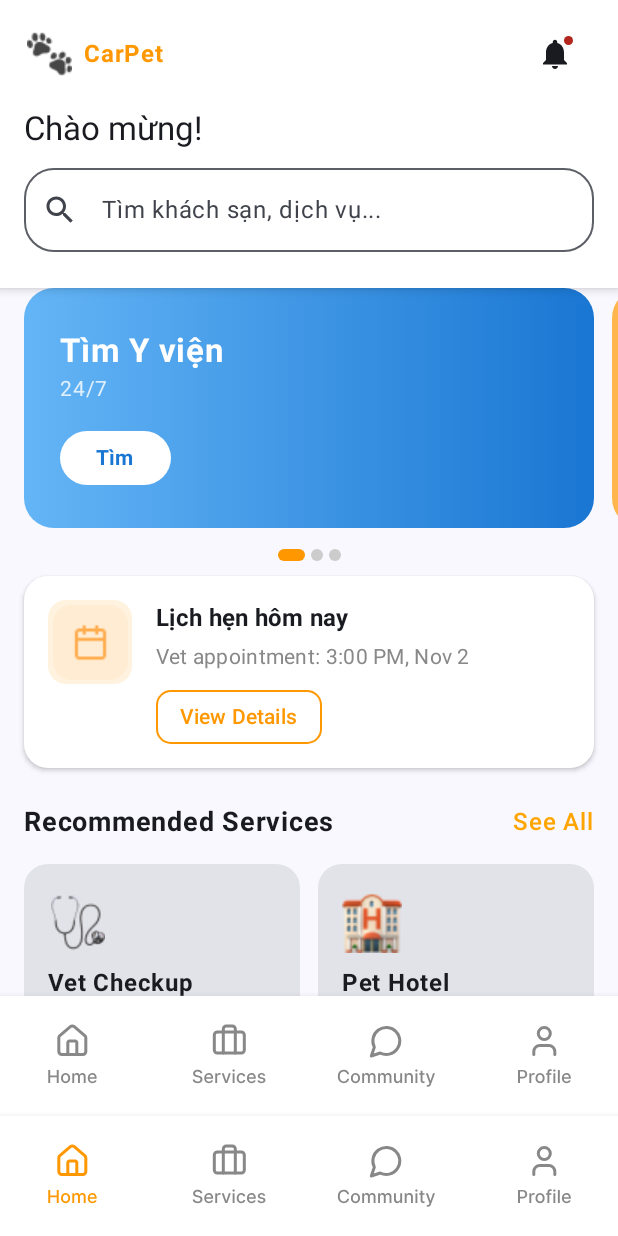
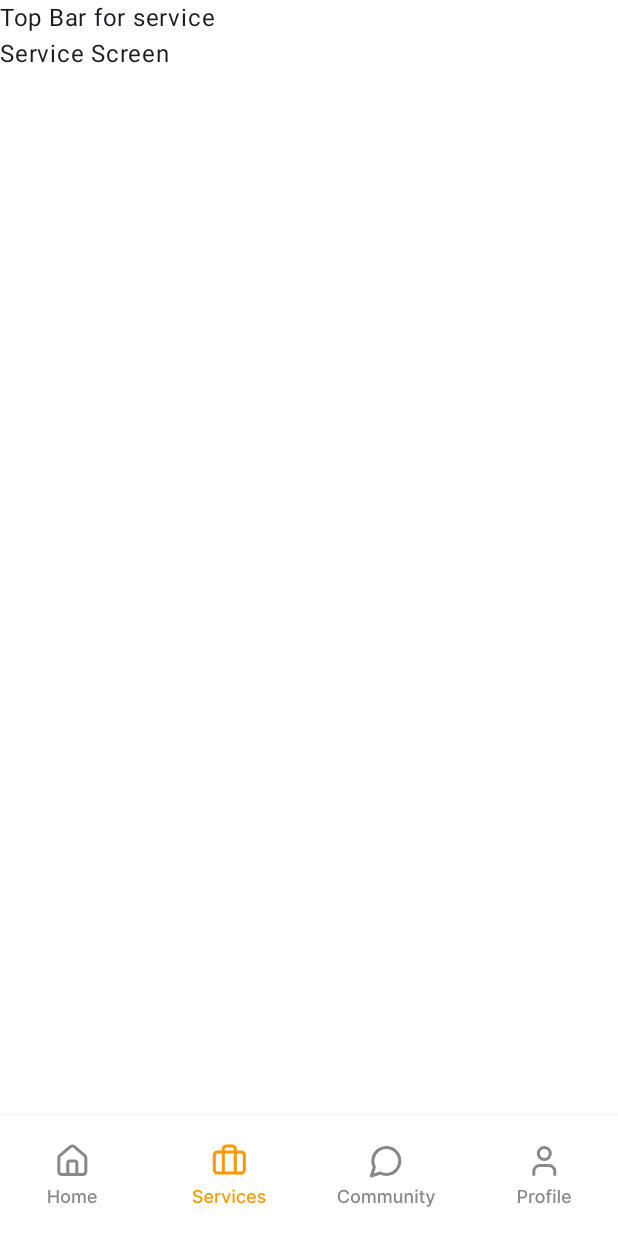
Before and after one commit to QuangD300504/CarPet, an Android app built with Jetpack Compose: the MainScreen screen opened through its navigation route, item 2 of the bottom bar chosen, on a phone screen of 412 x 824 dp. Run offline under Robolectric (Android 15) with nearby library versions, the light colour scheme and no system bars.

Commit message:
feature: complete homescreen ui and fix nav for home to not conflict with backtrace

```diff
--- a/app/src/main/kotlin/com/example/carpet/presentation/components/AppointmentCard.kt
+++ b/app/src/main/kotlin/com/example/carpet/presentation/components/AppointmentCard.kt
@@ -63,6 +63,7 @@ fun AppointmentCard() {
             Column {
                 Text(
                     text = "Lịch hẹn hôm nay",
+                    color = Color.Black.copy(alpha = 1f),
                     style = MaterialTheme.typography.titleMedium,
                     fontWeight = FontWeight.Bold
                 )
--- a/app/src/main/kotlin/com/example/carpet/presentation/components/CarPetBottomBar.kt
+++ b/app/src/main/kotlin/com/example/carpet/presentation/components/CarPetBottomBar.kt
@@ -26,7 +26,6 @@ fun CarPetBottomBar(navController: NavController) {
         NavigationBar(
             containerColor = Color.White,
             tonalElevation = 0.dp,
-            // This removes the extra system padding at the very bottom
             windowInsets = WindowInsets(0, 0, 0, 0)
         ) {
             val navBackStackEntry by navController.currentBackStackEntryAsState()
@@ -37,12 +36,22 @@ fun CarPetBottomBar(navController: NavController) {
                 NavigationBarItem(
                     selected = isSelected,
                     onClick = {
-                        navController.navigate(item.route) {
-                            navController.graph.startDestinationRoute?.let { startRoute ->
-                                popUpTo(startRoute) { saveState = true }
+                        if (currentRoute != item.route) {
+                            navController.navigate(item.route) {
+                                // Pop up to the start destination of the graph to
+                                // avoid building up a large stack of destinations
+                                // on the back stack as users select items
+                                navController.graph.startDestinationRoute?.let { startRoute ->
+                                    popUpTo(startRoute) {
+                                        saveState = true
+                                    }
+                                }
+                                // Avoid multiple copies of the same destination when
+                                // reselecting the same item
+                                launchSingleTop = true
+                                // Restore state when reselecting a previously selected item
+                                restoreState = true
                             }
-                            launchSingleTop = true
-                            restoreState = true
                         }
                     },
                     icon = {
--- a/app/src/main/kotlin/com/example/carpet/presentation/components/FeaturedBanner.kt
+++ b/app/src/main/kotlin/com/example/carpet/presentation/components/FeaturedBanner.kt
@@ -12,6 +12,7 @@ import androidx.compose.foundation.layout.fillMaxWidth
 import androidx.compose.foundation.layout.height
 import androidx.compose.foundation.layout.padding
 import androidx.compose.foundation.layout.size
+import androidx.compose.foundation.layout.width
 import androidx.compose.foundation.pager.HorizontalPager
 import androidx.compose.foundation.pager.rememberPagerState
 import androidx.compose.foundation.shape.CircleShape
@@ -91,7 +92,7 @@ fun FeaturedBanner() {
                     )
                     Text(
                         text = event.subtitle,
-                        color = Color.White.copy(alpha = 0.8f),
+                        color = Color.White.copy(alpha = 0.9f), // Increased opacity
                         fontSize = 14.sp
                     )
                     Spacer(modifier = Modifier.height(16.dp))
@@ -99,13 +100,14 @@ fun FeaturedBanner() {
                         onClick = { },
                         colors = ButtonDefaults.buttonColors(containerColor = Color.White),
                         shape = RoundedCornerShape(20.dp),
-                        contentPadding = PaddingValues(horizontal = 24.dp, vertical = 8.dp),
-                        modifier = Modifier.height(36.dp)
+                        contentPadding = PaddingValues(horizontal = 20.dp), // Adjust padding
+                        modifier = Modifier.width(110.dp).height(40.dp) // Fixed width for full text
                     ) {
                         Text(
                             text = event.buttonText,
                             color = event.gradientColors.last(),
-                            fontWeight = FontWeight.Bold
+                            fontWeight = FontWeight.Bold,
+                            maxLines = 1
                         )
                     }
                 }
--- a/app/src/main/kotlin/com/example/carpet/presentation/components/RecommendedServices.kt
+++ b/app/src/main/kotlin/com/example/carpet/presentation/components/RecommendedServices.kt
@@ -1,5 +1,6 @@
 package com.example.carpet.presentation.components
 
+import androidx.compose.foundation.clickable
 import androidx.compose.foundation.layout.Arrangement
 import androidx.compose.foundation.layout.Column
 import androidx.compose.foundation.layout.Row
@@ -18,7 +19,9 @@ import androidx.compose.ui.unit.sp
 import com.example.carpet.R
 
 @Composable
-fun RecommendedServices() {
+fun RecommendedServices(
+    onSeeAllClick: () -> Unit = {}
+) {
     Column(modifier = Modifier.padding(16.dp)) {
         Row(
             modifier = Modifier.fillMaxWidth(),
@@ -27,12 +30,14 @@ fun RecommendedServices() {
             Text(
                 text = "Recommended Services",
                 fontSize = 18.sp,
-                fontWeight = FontWeight.Bold
+                fontWeight = FontWeight.Bold,
+                color = Color.Black
             )
             Text(
                 text = "See All",
-                color = Color(0xFFFFA500),
-                fontWeight = FontWeight.Medium
+                fontWeight = FontWeight.Medium,
+                color = Color(0xFFFF9800),
+                modifier = Modifier.clickable { onSeeAllClick() }
             )
         }
 
--- a/app/src/main/kotlin/com/example/carpet/presentation/components/ServiceCard.kt
+++ b/app/src/main/kotlin/com/example/carpet/presentation/components/ServiceCard.kt
@@ -1,6 +1,6 @@
 package com.example.carpet.presentation.components
 
-import android.R
+import androidx.compose.foundation.BorderStroke
 import androidx.compose.foundation.Image
 import androidx.compose.foundation.layout.Arrangement
 import androidx.compose.foundation.layout.Column
@@ -11,14 +11,17 @@ import androidx.compose.foundation.layout.padding
 import androidx.compose.foundation.layout.size
 import androidx.compose.foundation.shape.RoundedCornerShape
 import androidx.compose.material3.Card
+import androidx.compose.material3.CardDefaults
 import androidx.compose.material3.Text
 import androidx.compose.runtime.Composable
 import androidx.compose.ui.Alignment
 import androidx.compose.ui.Modifier
+import androidx.compose.ui.graphics.Color
 import androidx.compose.ui.res.painterResource
 import androidx.compose.ui.text.font.FontWeight
 import androidx.compose.ui.tooling.preview.Preview
 import androidx.compose.ui.unit.dp
+import androidx.compose.ui.unit.sp
 
 @Composable
 fun ServiceCard(
@@ -28,7 +31,12 @@ fun ServiceCard(
 ) {
     Card(
         modifier = modifier.height(110.dp),
-        shape = RoundedCornerShape(16.dp)
+        shape = RoundedCornerShape(16.dp),
+        colors = CardDefaults.cardColors(
+            containerColor = Color.White
+        ),
+        border = BorderStroke(1.dp, Color(0xFFF0F0F0)),
+        elevation = CardDefaults.cardElevation(defaultElevation = 2.dp)
     ) {
         Column(
             modifier = Modifier
@@ -40,14 +48,16 @@ fun ServiceCard(
             Image(
                 painter = painterResource(iconRes),
                 contentDescription = title,
-                modifier = Modifier.size(40.dp)
+                modifier = Modifier.size(42.dp)
             )
 
             Spacer(modifier = Modifier.height(8.dp))
 
             Text(
                 text = title,
-                fontWeight = FontWeight.Bold
+                fontWeight = FontWeight.Bold,
+                fontSize = 15.sp,
+                color = Color.Black
             )
         }
     }
@@ -58,6 +68,6 @@ fun ServiceCard(
 fun ServiceCardPreview() {
     ServiceCard(
         title = "Vet Checkup",
-        iconRes = R.drawable.ic_dialog_info,
+        iconRes = android.R.drawable.ic_dialog_info,
     )
 }
--- a/app/src/main/kotlin/com/example/carpet/presentation/components/topbars/HomeTopBar.kt
+++ b/app/src/main/kotlin/com/example/carpet/presentation/components/topbars/HomeTopBar.kt
@@ -1,11 +1,13 @@
 package com.example.carpet.presentation.components.topbars
 
+import androidx.compose.foundation.Image
 import androidx.compose.foundation.layout.Arrangement
 import androidx.compose.foundation.layout.Row
 import androidx.compose.foundation.layout.Spacer
 import androidx.compose.foundation.layout.fillMaxWidth
 import androidx.compose.foundation.layout.height
 import androidx.compose.foundation.layout.padding
+import androidx.compose.foundation.layout.size
 import androidx.compose.foundation.layout.width
 import androidx.compose.material.icons.Icons
 import androidx.compose.material.icons.filled.Notifications
@@ -23,6 +25,7 @@ import androidx.compose.ui.res.painterResource
 import androidx.compose.ui.text.font.FontWeight
 import androidx.compose.ui.tooling.preview.Preview
 import androidx.compose.ui.unit.dp
+import androidx.compose.ui.unit.sp
 import com.example.carpet.R
 import com.example.carpet.presentation.components.SearchBar
 
@@ -41,14 +44,15 @@ fun HomeTopBar(
             verticalAlignment = Alignment.CenterVertically
         ) {
             Row(verticalAlignment = Alignment.CenterVertically) {
-                Icon(
+                Image(
                     painter = painterResource(R.drawable.pawns),
                     contentDescription = null,
-                    tint = Color.Unspecified
+                    modifier = Modifier.size(40.dp)
                 )
-                Spacer(modifier = Modifier.width(8.dp))
+                Spacer(modifier = Modifier.width(10.dp))
                 Text(
                     text = "CarPet",
+                    fontSize = 22.sp,
                     fontWeight = FontWeight.Bold,
                     color = Color(0xFFFF9800)
                 )
@@ -60,17 +64,21 @@ fun HomeTopBar(
                 ) {
                     Icon(
                         Icons.Default.Notifications,
-                        contentDescription = "Notifications"
+                        contentDescription = "Notifications",
+                        modifier = Modifier.size(28.dp),
+                        tint = Color.Unspecified
                     )
                 }
             }
         }
 
-        Spacer(modifier = Modifier.height(12.dp))
+        Spacer(modifier = Modifier.height(16.dp))
 
         Text(
             text = "Chào mừng!",
             style = MaterialTheme.typography.titleLarge,
+            fontWeight = FontWeight.Bold,
+            color = Color.Black, // Ensuring it's not transparent
             modifier = Modifier.padding(horizontal = 16.dp)
         )
 
--- a/app/src/main/kotlin/com/example/carpet/presentation/components/topbars/TopBarSurface.kt
+++ b/app/src/main/kotlin/com/example/carpet/presentation/components/topbars/TopBarSurface.kt
@@ -4,6 +4,7 @@ import androidx.compose.foundation.layout.Column
 import androidx.compose.foundation.layout.ColumnScope
 import androidx.compose.foundation.layout.fillMaxWidth
 import androidx.compose.foundation.layout.padding
+import androidx.compose.foundation.layout.statusBarsPadding
 import androidx.compose.material3.Surface
 import androidx.compose.runtime.Composable
 import androidx.compose.ui.Modifier
@@ -23,6 +24,7 @@ fun TopBarSurface(
         Column(
             modifier = Modifier
                 .fillMaxWidth()
+                .statusBarsPadding() // Prevents overlapping with the status bar
                 .padding(vertical = 12.dp),
             content = content
         )
--- a/app/src/main/kotlin/com/example/carpet/presentation/screens/HomeScreen.kt
+++ b/app/src/main/kotlin/com/example/carpet/presentation/screens/HomeScreen.kt
@@ -2,61 +2,34 @@ package com.example.carpet.presentation.screens
 
 import androidx.compose.foundation.layout.PaddingValues
 import androidx.compose.foundation.layout.fillMaxSize
-import androidx.compose.foundation.layout.padding
 import androidx.compose.foundation.lazy.LazyColumn
-import androidx.compose.material3.Scaffold
 import androidx.compose.runtime.Composable
-import androidx.compose.runtime.collectAsState
-import androidx.compose.runtime.getValue
 import androidx.compose.ui.Modifier
 import androidx.compose.ui.tooling.preview.Preview
 import androidx.compose.ui.unit.dp
-import androidx.lifecycle.viewmodel.compose.viewModel
-import androidx.navigation.NavController
-import androidx.navigation.compose.rememberNavController
 import com.example.carpet.presentation.components.AppointmentCard
-import com.example.carpet.presentation.components.CarPetBottomBar
 import com.example.carpet.presentation.components.FeaturedBanner
 import com.example.carpet.presentation.components.RecommendedServices
-import com.example.carpet.presentation.components.topbars.HomeTopBar
 import com.example.carpet.presentation.viewmodels.HomeUiState
-import com.example.carpet.presentation.viewmodels.HomeViewModel
 
 @Composable
-fun HomeScreen(
-    navController: NavController = rememberNavController(),
-    viewModel: HomeViewModel = viewModel()
-) {
-    val uiState by viewModel.uiState.collectAsState()
-
-    Scaffold(
-        topBar = { HomeTopBar(hasNotification = uiState.hasNotification) },
-        bottomBar = { CarPetBottomBar(navController = navController) }
-    ) { innerPadding ->
-        HomeContent(
-            uiState = uiState,
-            modifier = Modifier.padding(innerPadding)
-        )
-    }
-}
-
-@Composable
-fun HomeContent(
+fun HomeScreenContent(
     uiState: HomeUiState,
-    modifier: Modifier = Modifier
+    modifier: Modifier = Modifier,
+    onSeeAllClick: () -> Unit = {}
 ) {
     LazyColumn(
         modifier = modifier.fillMaxSize(),
-        contentPadding = PaddingValues(bottom = 16.dp)
+        contentPadding = PaddingValues(top = 16.dp, bottom = 16.dp)
     ) {
         item { FeaturedBanner() }
         item { AppointmentCard() }
-        item { RecommendedServices() }
+        item { RecommendedServices(onSeeAllClick = onSeeAllClick) }
     }
 }
 
 @Preview(showBackground = true, showSystemUi = true)
 @Composable
 fun HomeScreenPreview() {
-    HomeScreen()
+    HomeScreenContent(uiState = HomeUiState())
 }
--- a/app/src/main/kotlin/com/example/carpet/presentation/screens/MainScreen.kt
+++ b/app/src/main/kotlin/com/example/carpet/presentation/screens/MainScreen.kt
@@ -4,18 +4,38 @@ import androidx.compose.foundation.layout.padding
 import androidx.compose.material3.Scaffold
 import androidx.compose.material3.Text
 import androidx.compose.runtime.Composable
+import androidx.compose.runtime.collectAsState
+import androidx.compose.runtime.getValue
 import androidx.compose.ui.Modifier
+import androidx.compose.ui.graphics.Color
+import androidx.compose.ui.tooling.preview.Preview
+import androidx.lifecycle.viewmodel.compose.viewModel
 import androidx.navigation.compose.NavHost
 import androidx.navigation.compose.composable
+import androidx.navigation.compose.currentBackStackEntryAsState
 import androidx.navigation.compose.rememberNavController
 import com.example.carpet.presentation.components.CarPetBottomBar
+import com.example.carpet.presentation.components.topbars.HomeTopBar
 import com.example.carpet.presentation.navigation.Routes
+import com.example.carpet.presentation.viewmodels.HomeViewModel
 
 @Composable
-fun MainScreen() {
+fun MainScreen(homeViewModel: HomeViewModel = viewModel()) {
     val bottomNavController = rememberNavController()
+    val navBackStackEntry by bottomNavController.currentBackStackEntryAsState()
+    val currentRoute = navBackStackEntry?.destination?.route
+    val homeUiState by homeViewModel.uiState.collectAsState()
 
     Scaffold(
+        containerColor = Color.White,
+        topBar = {
+            if (currentRoute == Routes.Home.route) {
+                HomeTopBar(hasNotification = homeUiState.hasNotification)
+            } else {
+                // Simple top bar for other screens
+                Text(text = "Top Bar for $currentRoute")
+            }
+        },
         bottomBar = {
             CarPetBottomBar(navController = bottomNavController)
         }
@@ -26,20 +46,27 @@ fun MainScreen() {
             modifier = Modifier.padding(innerPadding)
         ) {
             composable(Routes.Home.route) {
-                HomeScreen()
+                HomeScreenContent(
+                    uiState = homeUiState,
+                    onSeeAllClick = {
+                        bottomNavController.navigate(Routes.Service.route)
+                    }
+                )
             }
             composable(Routes.Service.route) {
-                // Create this screen later
                 Text(text = "Service Screen")
             }
             composable(Routes.Community.route) {
-                // Create this screen later
                 Text(text = "Community Screen")
             }
             composable(Routes.Profile.route) {
-                // Create this screen later
                 Text(text = "Profile Screen")
             }
         }
     }
 }
+@Preview
+@Composable
+fun MainScreenPreview() {
+    MainScreen()
+}
--- a/app/src/main/kotlin/com/example/carpet/presentation/viewmodels/HomeUiState.kt
+++ b/app/src/main/kotlin/com/example/carpet/presentation/viewmodels/HomeUiState.kt
@@ -2,5 +2,5 @@ package com.example.carpet.presentation.viewmodels
 
 data class HomeUiState(
     val username: String = "Chào mừng!",
-    val hasNotification: Boolean = true
+    val hasNotification: Boolean = false
 )
```
